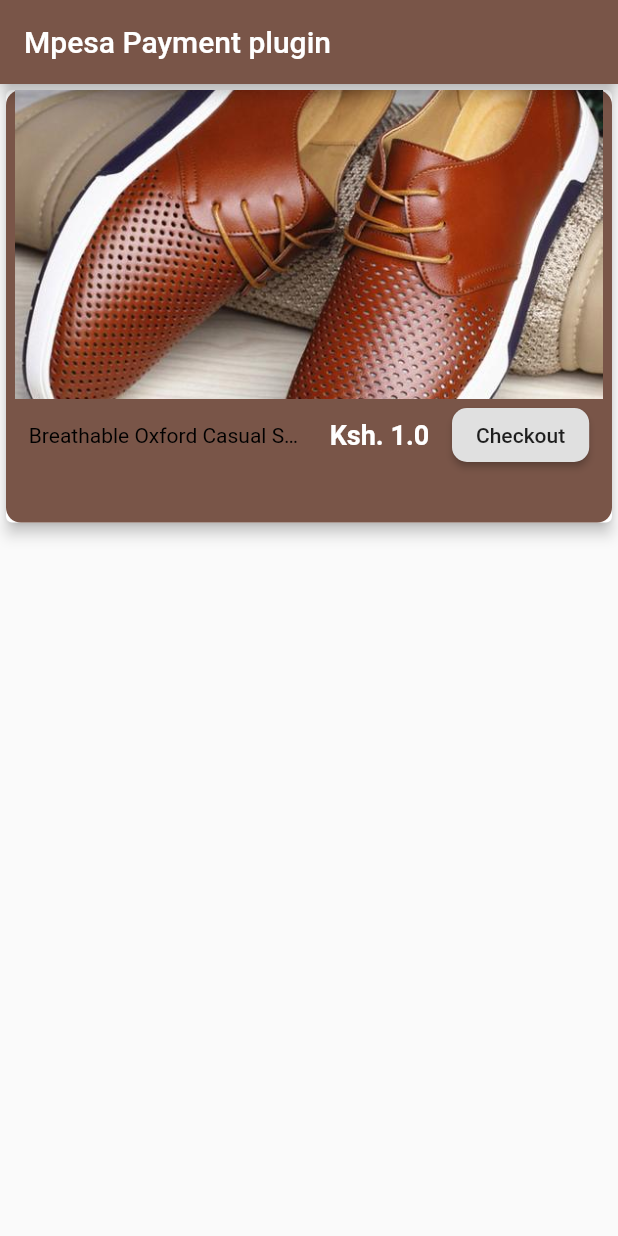
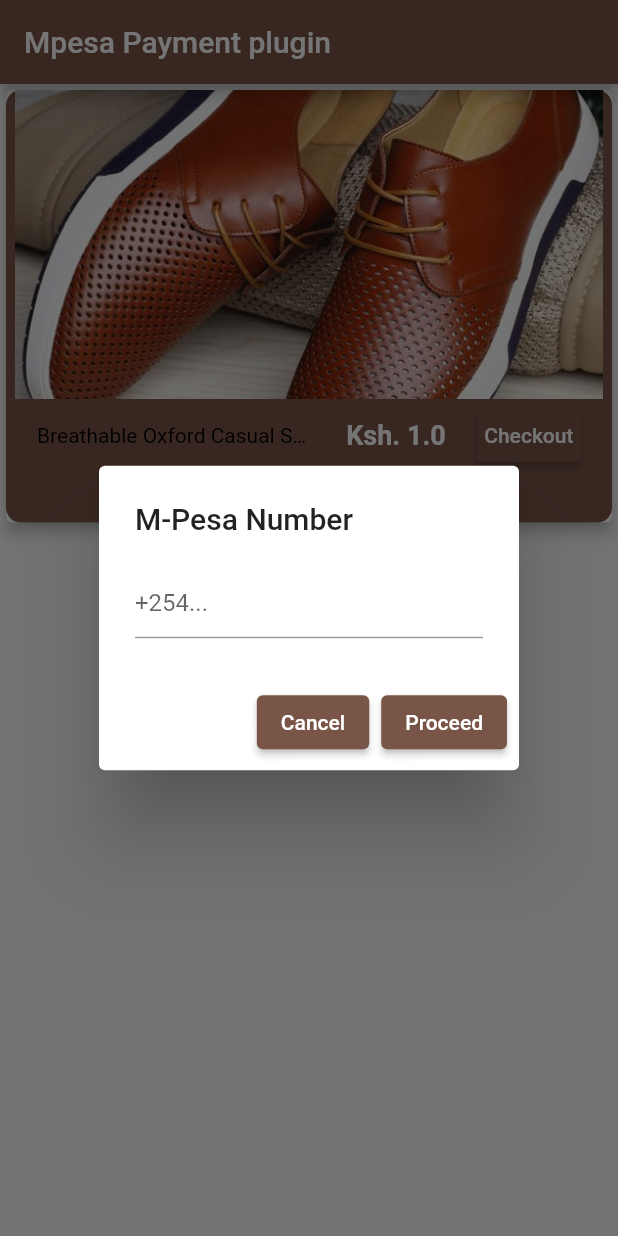
Before and after one commit to keronei/mpesa_flutter_plugin, a Flutter app: the screen it shows after launch, after a tap on "Checkout", on a phone screen of 412 x 824 dp. Run offline on Flutter 3.47's test engine with Material 2 defaults, Android fonts, the phone set to English and light mode, and no system bars.

Commit message:
Changed the phone number input to prompt.

```diff
--- a/example/lib/main.dart
+++ b/example/lib/main.dart
@@ -21,7 +21,8 @@ class MyApp extends StatefulWidget {
 }
 
 class _MyAppState extends State<MyApp> {
-  Future<void> startCheckout({required String userPhone, required double amount}) async {
+  Future<void> startCheckout(
+      {required String userPhone, required double amount}) async {
     //Preferably expect 'dynamic', response type varies a lot!
     dynamic transactionInitialisation;
     //Better wrap in a try-catch for lots of reasons.
@@ -34,7 +35,8 @@ class _MyAppState extends State<MyApp> {
               amount: amount,
               partyA: userPhone,
               partyB: "174379",
-              callBackURL: Uri(scheme: "https", host : "1234.1234.co.ke", path: "/1234.php"),
+              callBackURL: Uri(
+                  scheme: "https", host: "1234.1234.co.ke", path: "/1234.php"),
               accountReference: "shoe",
               phoneNumber: userPhone,
               baseUri: Uri(scheme: "https", host: "sandbox.safaricom.co.ke"),
@@ -107,11 +109,12 @@ class _MyAppState extends State<MyApp> {
                       mainAxisAlignment: MainAxisAlignment.spaceEvenly,
                       children: <Widget>[
                         Container(
-                          width: MediaQuery.of(context).size.width*0.45,
+                          width: MediaQuery.of(context).size.width * 0.45,
                           child: Text(
                             itemsOnSale[index]["itemName"],
                             overflow: TextOverflow.ellipsis,
-                            style: TextStyle(fontSize: 14.0, color: Colors.black),
+                            style:
+                                TextStyle(fontSize: 14.0, color: Colors.black),
                           ),
                         ),
                         Text(
@@ -121,13 +124,39 @@ class _MyAppState extends State<MyApp> {
                               color: Colors.white,
                               fontWeight: FontWeight.bold),
                         ),
-                        RaisedButton(
-                            shape: RoundedRectangleBorder(
-                                borderRadius: BorderRadius.circular(10.0)),
-                            onPressed: () {
-                              startCheckout(
-                                  userPhone: "254710529574",
-                                  amount: itemsOnSale[index]["price"]);
+                        ElevatedButton(
+                            style: ElevatedButton.styleFrom(
+                              padding: EdgeInsets.symmetric(
+                                  horizontal: 5, vertical: 2),
+                            ),
+                            onPressed: () async {
+                              var providedContact =
+                                  await _showTextInputDialog(context);
+
+                              if (providedContact != null) {
+                                if (providedContact.isNotEmpty) {
+                                  startCheckout(
+                                      userPhone: providedContact,
+                                      amount: itemsOnSale[index]["price"]);
+                                } else {
+                                  showDialog(
+                                      context: context,
+                                      builder: (context) {
+                                        return AlertDialog(
+                                          title: const Text('Empty Number!'),
+                                          content: Text(
+                                              "You did not provide a number to be charged."),
+                                          actions: <Widget>[
+                                            ElevatedButton(
+                                              child: const Text("Cancel"),
+                                              onPressed: () =>
+                                                  Navigator.pop(context),
+                                            ),
+                                          ],
+                                        );
+                                      });
+                                }
+                              }
                             },
                             child: Text("Checkout"))
                       ],
@@ -142,4 +171,31 @@ class _MyAppState extends State<MyApp> {
       ),
     );
   }
+
+  final _textFieldController = TextEditingController();
+
+  Future<String?> _showTextInputDialog(BuildContext context) async {
+    return showDialog(
+        context: context,
+        builder: (context) {
+          return AlertDialog(
+            title: const Text('M-Pesa Number'),
+            content: TextField(
+              controller: _textFieldController,
+              decoration: const InputDecoration(hintText: "+254..."),
+            ),
+            actions: <Widget>[
+              ElevatedButton(
+                child: const Text("Cancel"),
+                onPressed: () => Navigator.pop(context),
+              ),
+              ElevatedButton(
+                child: const Text('Proceed'),
+                onPressed: () =>
+                    Navigator.pop(context, _textFieldController.text),
+              ),
+            ],
+          );
+        });
+  }
 }
```
Also changed, not shown: example/pubspec.lock, 5 other files.
